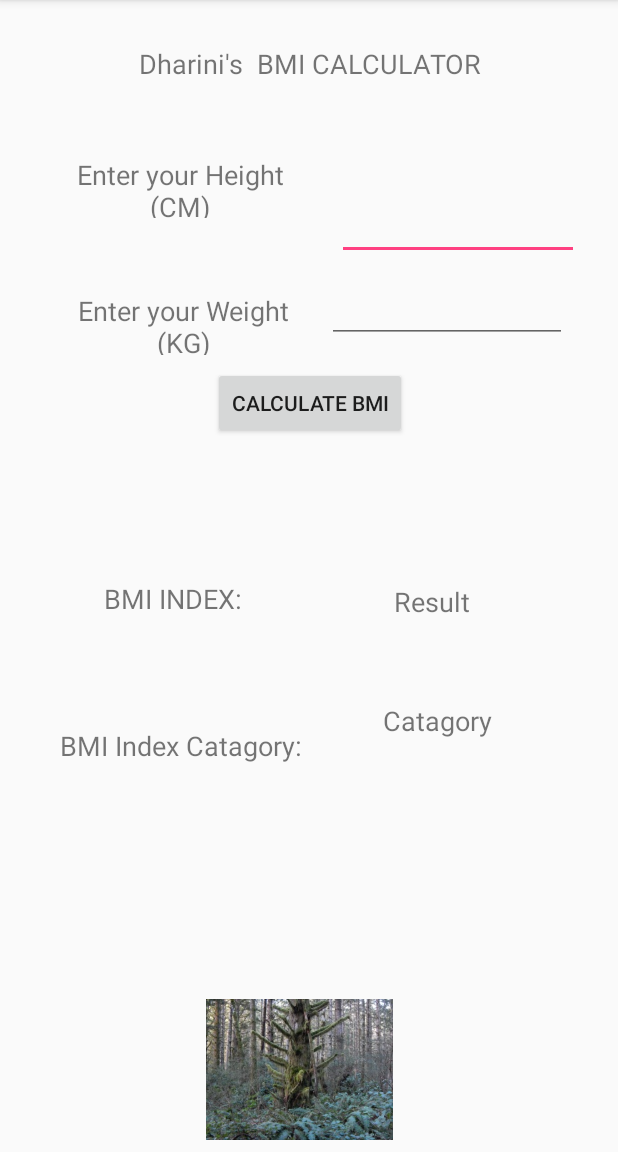
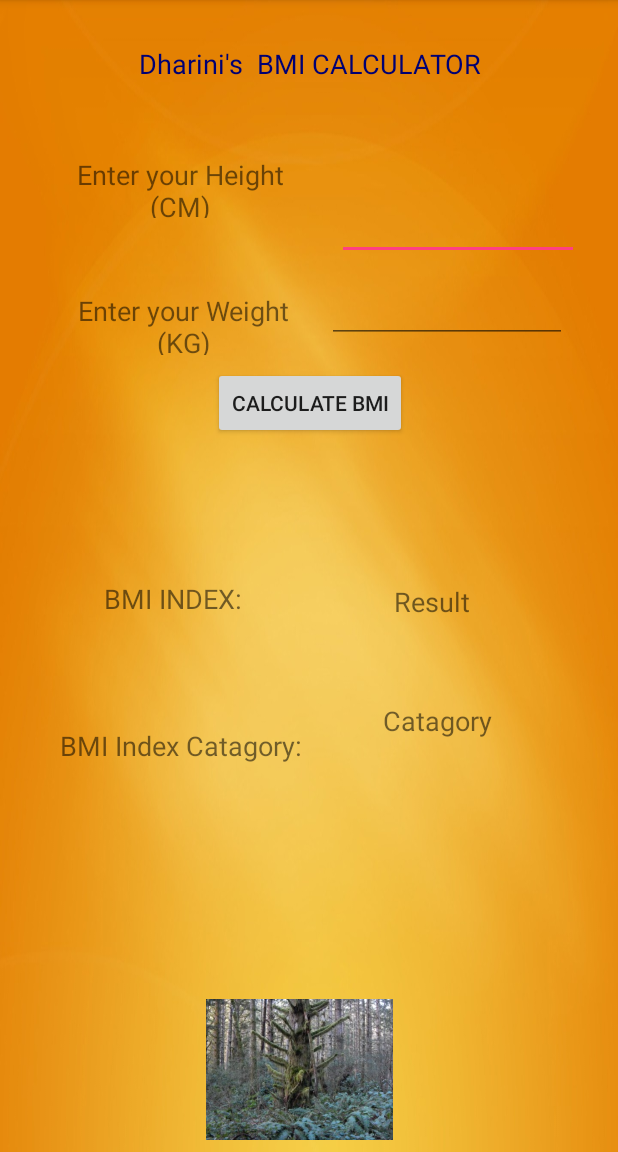
Before and after one commit to DhariniParmar/assign1, an Android app: the screen it shows after launch (MainActivity), on a phone screen of 412 x 824 dp, the part 84-1236 px from its top. Run offline under Robolectric (Android 15) with nearby library versions, the phone set to English and light mode, and no system bars.

Commit message:
color chnges done

```diff
--- a/app/src/main/res/layout/activity_main.xml
+++ b/app/src/main/res/layout/activity_main.xml
@@ -4,6 +4,7 @@
     xmlns:tools="http://schemas.android.com/tools"
     android:layout_width="match_parent"
     android:layout_height="match_parent"
+    android:background="@drawable/background"
     tools:context="com.example.student.assign1.MainActivity">
 
 
@@ -15,6 +16,7 @@
         android:layout_marginRight="8dp"
         android:layout_marginTop="30dp"
         android:text="Dharini's  BMI CALCULATOR"
+        android:textColor="#000073"
         android:textAllCaps="false"
         android:textSize="18sp"
         app:layout_constraintHorizontal_bias="0.565"
```
Also changed, not shown: app/src/main/res/drawable/background.jpg (added).
